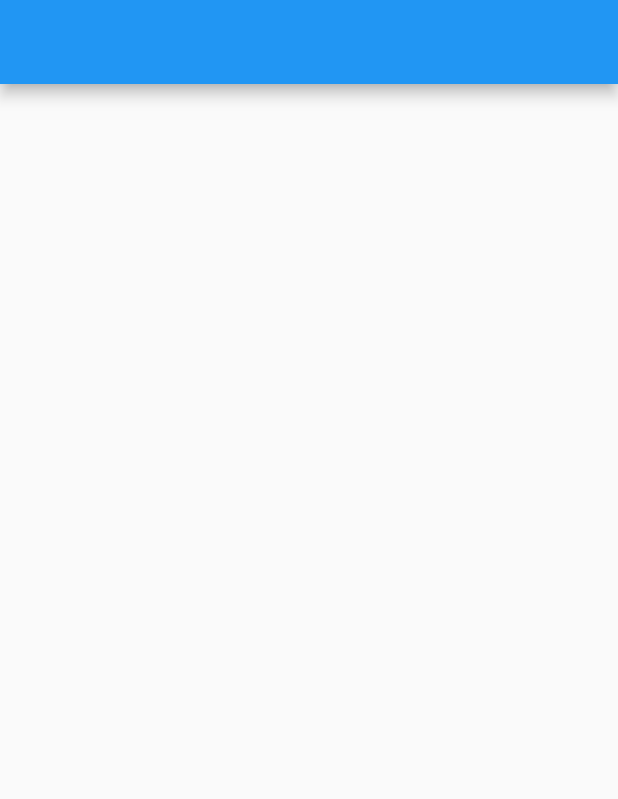
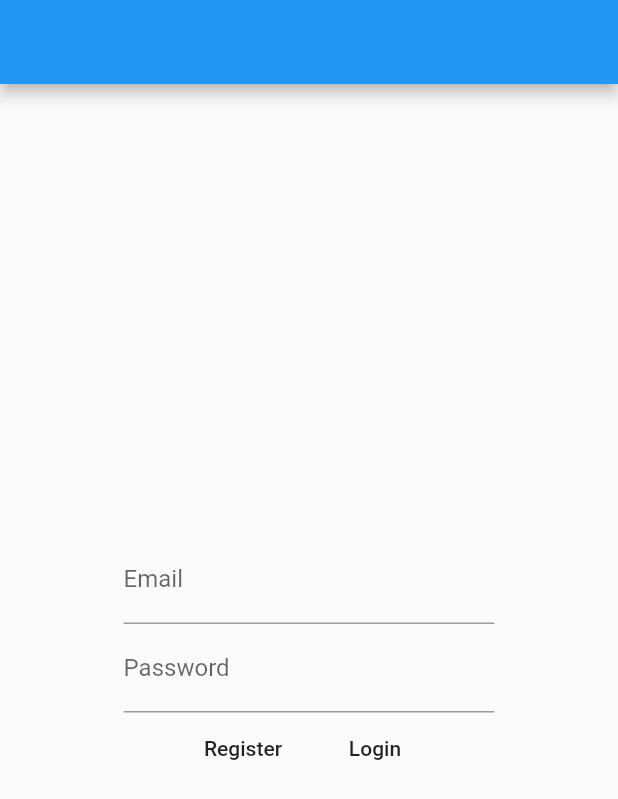
Before and after one commit to AlexitoRD/community_sport_event_tracker, a Flutter app: the screen it shows after launch, on a phone screen of 412 x 824 dp. Shown: the top 799 px of the screen. Run offline on Flutter 3.47's test engine with Material 2 defaults, Android fonts, the phone set to English and light mode, and no system bars; our stand-ins replace firebase_auth; accounts and stored records are empty.

Commit message:
Starting to add the registration and login

```diff
--- /dev/null
+++ b/lib/login_page/login_page.dart
@@ -0,0 +1,50 @@
+import 'package:flutter/material.dart';
+import 'package:flutter/widgets.dart';
+
+class LoginPage extends StatefulWidget {
+  @override
+  _LoginPageState createState() => _LoginPageState();
+}
+
+class _LoginPageState extends State<LoginPage> {
+  @override
+  Widget build(BuildContext context) {
+    var width = MediaQuery.of(context).size.width;
+    return Center(
+      child: Column(
+        mainAxisAlignment: MainAxisAlignment.center,
+        children: [
+          Container(
+            width: width * 0.6,
+            child: TextFormField(
+              decoration: InputDecoration(labelText: 'Email'),
+            ),
+          ),
+          Container(
+            width: width * 0.6,
+            child: TextFormField(
+              decoration: InputDecoration(labelText: 'Password'),
+            ),
+          ),
+          Row(
+            mainAxisAlignment: MainAxisAlignment.center,
+            children: [
+              FlatButton(
+                child: Text('Register'),
+                onPressed: () {
+                  print('Register');
+                },
+              ),
+              FlatButton(
+                child: Text('Login'),
+                onPressed: () {
+                  print('Login');
+                },
+              ),
+            ],
+          ),
+        ],
+      ),
+    );
+  }
+}
--- /dev/null
+++ b/lib/login_page/login_page_model.dart
@@ -0,0 +1,3 @@
+import 'package:firebase_auth/firebase_auth.dart';
+
+class LoginPageModel {}
--- a/lib/main.dart
+++ b/lib/main.dart
@@ -1,3 +1,4 @@
+import 'package:community_sport_event_tracker/login_page/login_page.dart';
 import 'package:flutter/material.dart';
 
 void main() {
@@ -30,6 +31,7 @@ class _MyHomePageState extends State<MyHomePage> {
   Widget build(BuildContext context) {
     return Scaffold(
       appBar: AppBar(),
+      body: LoginPage(),
     );
   }
 }
```
Also changed, not shown: pubspec.yaml (+1 -54 lines), pubspec.lock, 4 other files.
